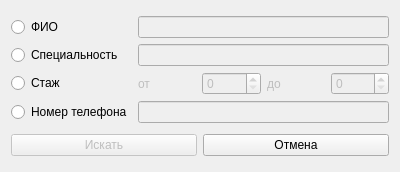
Before: the Qt Designer form searchdoctordialog.ui in skrine525/fefu-fds-coursework, drawn with Qt 5.
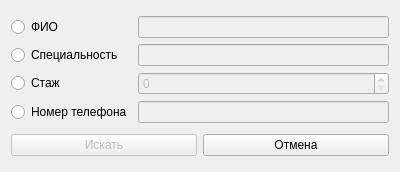
After: the same form once the commit is applied.

```diff
--- a/searchdoctordialog.ui
+++ b/searchdoctordialog.ui
@@ -66,63 +66,11 @@
       </widget>
      </item>
      <item row="2" column="1">
-      <layout class="QHBoxLayout" name="horizontalLayoutExperience">
-       <item>
-        <widget class="QLabel" name="labelExperienceFrom">
-         <property name="enabled">
-          <bool>false</bool>
-         </property>
-         <property name="text">
-          <string>от</string>
-         </property>
-         <property name="scaledContents">
-          <bool>false</bool>
-         </property>
-         <property name="wordWrap">
-          <bool>false</bool>
-         </property>
-         <property name="openExternalLinks">
-          <bool>false</bool>
-         </property>
-        </widget>
-       </item>
-       <item>
-        <widget class="QSpinBox" name="spinBoxExperienceFrom">
-         <property name="enabled">
-          <bool>false</bool>
-         </property>
-        </widget>
-       </item>
-       <item>
-        <widget class="QLabel" name="labelExperienceTo">
-         <property name="enabled">
-          <bool>false</bool>
-         </property>
-         <property name="mouseTracking">
-          <bool>false</bool>
-         </property>
-         <property name="tabletTracking">
-          <bool>false</bool>
-         </property>
-         <property name="acceptDrops">
-          <bool>false</bool>
-         </property>
-         <property name="autoFillBackground">
-          <bool>false</bool>
-         </property>
-         <property name="text">
-          <string>до</string>
-         </property>
-        </widget>
-       </item>
-       <item>
-        <widget class="QSpinBox" name="spinBoxExperienceTo">
-         <property name="enabled">
-          <bool>false</bool>
-         </property>
-        </widget>
-       </item>
-      </layout>
+      <widget class="QSpinBox" name="spinBoxExperience">
+       <property name="enabled">
+        <bool>false</bool>
+       </property>
+      </widget>
      </item>
     </layout>
    </item>
```
Left out of the diff: 6 changed lines with no effect on the pictures.
